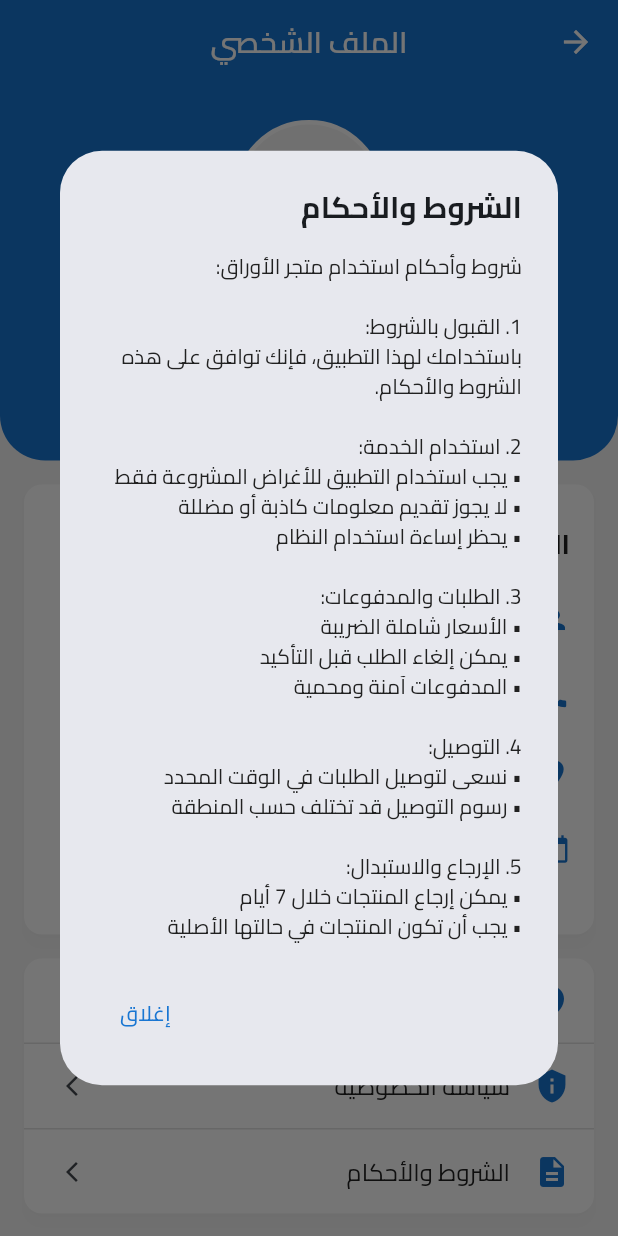
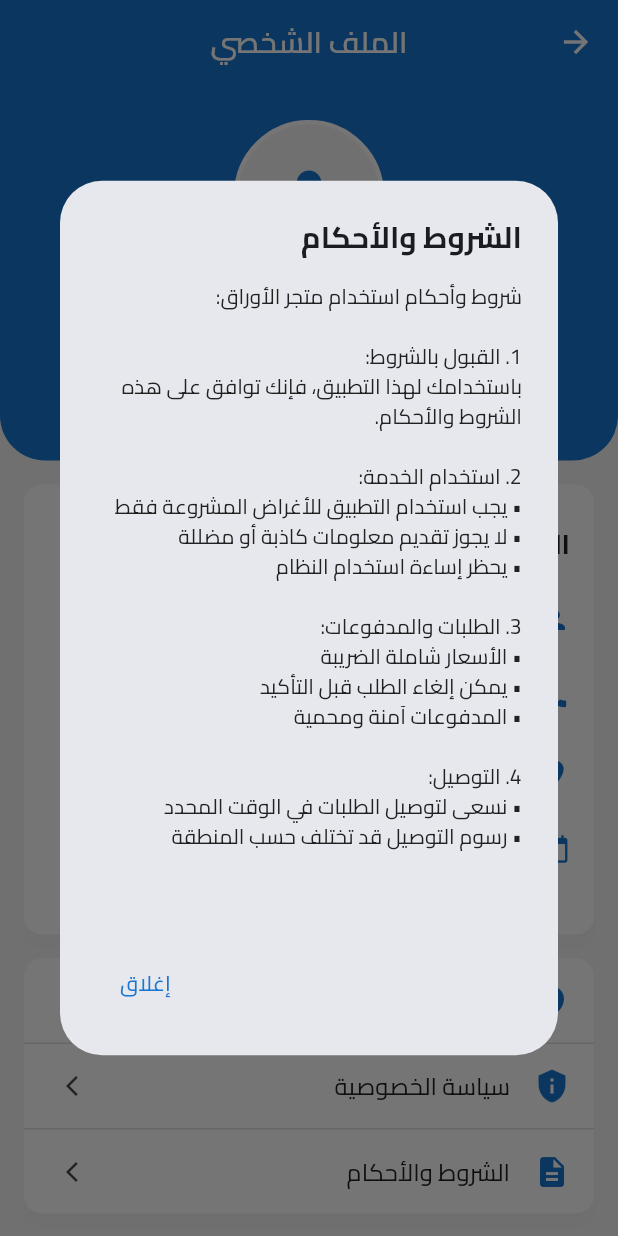
Before and after one commit to aalitariq44/paper-shop, a Flutter app: the ProfileScreen screen opened by its route, after a tap on "الشروط والأحكام", on a phone screen of 412 x 824 dp. Run offline on Flutter 3.47's test engine with Material 3 defaults, Android fonts, the phone set to English and light mode, and no system bars; our stand-ins replace cloud_firestore, firebase_auth, firebase_core, google_sign_in, shared_preferences; accounts and stored records are empty; network calls fail.

Commit message:
ازل الفقرة الخامسة من الشروط

```diff
--- a/lib/presentation/screens/profile/profile_screen.dart
+++ b/lib/presentation/screens/profile/profile_screen.dart
@@ -482,10 +482,7 @@ class _ProfileScreenState extends State<ProfileScreen> {
             '• المدفوعات آمنة ومحمية\n\n'
             '4. التوصيل:\n'
             '• نسعى لتوصيل الطلبات في الوقت المحدد\n'
-            '• رسوم التوصيل قد تختلف حسب المنطقة\n\n'
-            '5. الإرجاع والاستبدال:\n'
-            '• يمكن إرجاع المنتجات خلال 7 أيام\n'
-            '• يجب أن تكون المنتجات في حالتها الأصلية',
+            '• رسوم التوصيل قد تختلف حسب المنطقة\n\n',
             style: TextStyle(fontSize: 14),
           ),
         ),
```
